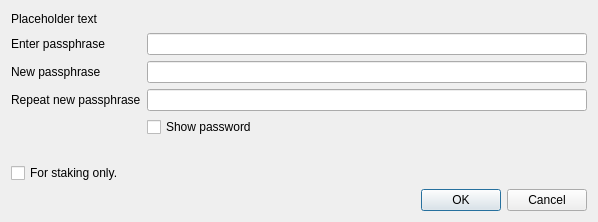
Before: the Qt Designer form src/qt/forms/askpassphrasedialog.ui in artax-committee/Artax, drawn with Qt 5.
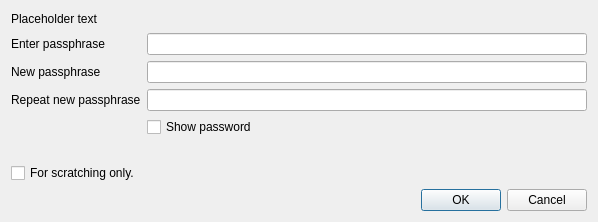
After: the same form once the commit is applied.

Diff of the .ui file:
```diff
--- a/src/qt/forms/askpassphrasedialog.ui
+++ b/src/qt/forms/askpassphrasedialog.ui
@@ -121,7 +121,7 @@
         <string>Serves to disable the trivial sendmoney when OS account compromised. Provides no real security.</string>
        </property>
        <property name="text">
-        <string>For staking only.</string>
+        <string>For scratching only.</string>
        </property>
       </widget>
      </item>
```
Left out of the diff: 2 changed lines with no effect on the pictures.
